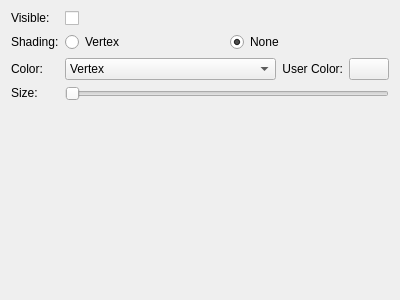
Qt form vclib/render/src/vclib/qt/gui/mesh_render_settings_frame/wireframe_frame.ui (cnr-isti-vclab/vclib) before a commit.
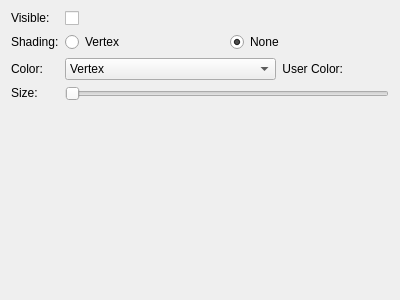
The same form after that commit.

Commit message: [render] qt user color button is flat with autoFillBackground true (fix macos color)

```diff
--- a/vclib/render/src/vclib/qt/gui/mesh_render_settings_frame/wireframe_frame.ui
+++ b/vclib/render/src/vclib/qt/gui/mesh_render_settings_frame/wireframe_frame.ui
@@ -77,9 +77,15 @@
         </item>
         <item>
          <widget class="QPushButton" name="colorDialogPushButton">
+          <property name="autoFillBackground">
+           <bool>true</bool>
+          </property>
           <property name="text">
            <string/>
           </property>
+          <property name="flat">
+           <bool>true</bool>
+          </property>
          </widget>
         </item>
        </layout>
```
Left out of the diff: 1 changed line with no effect on the pictures. The commit also changes 3 other files.
